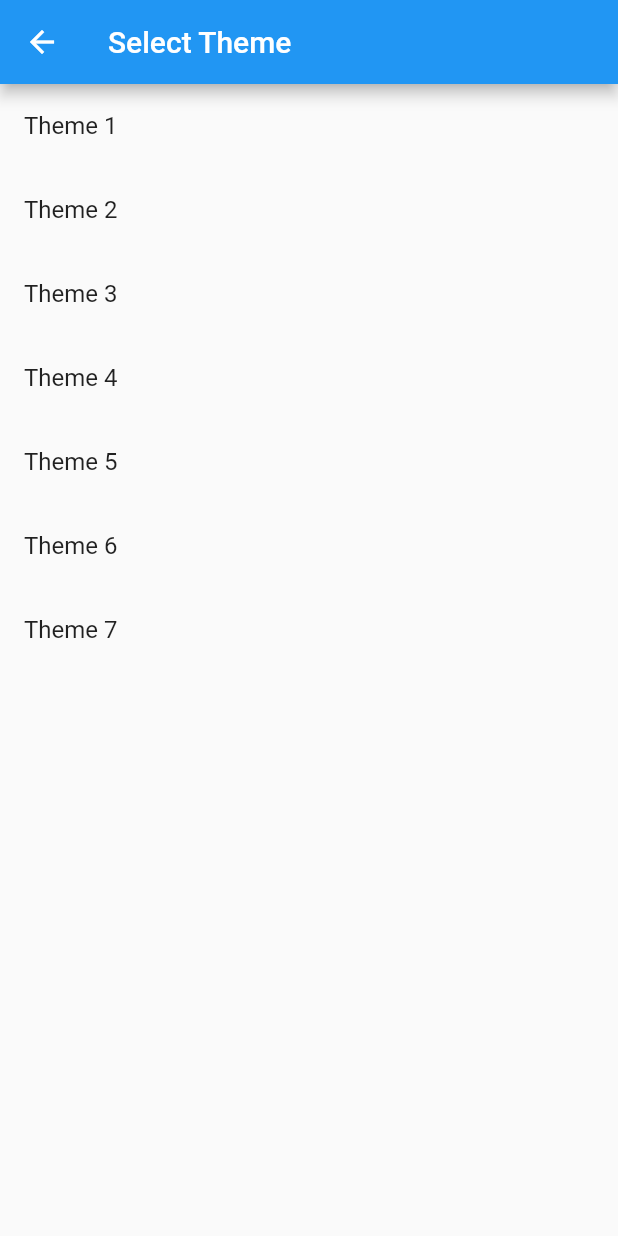
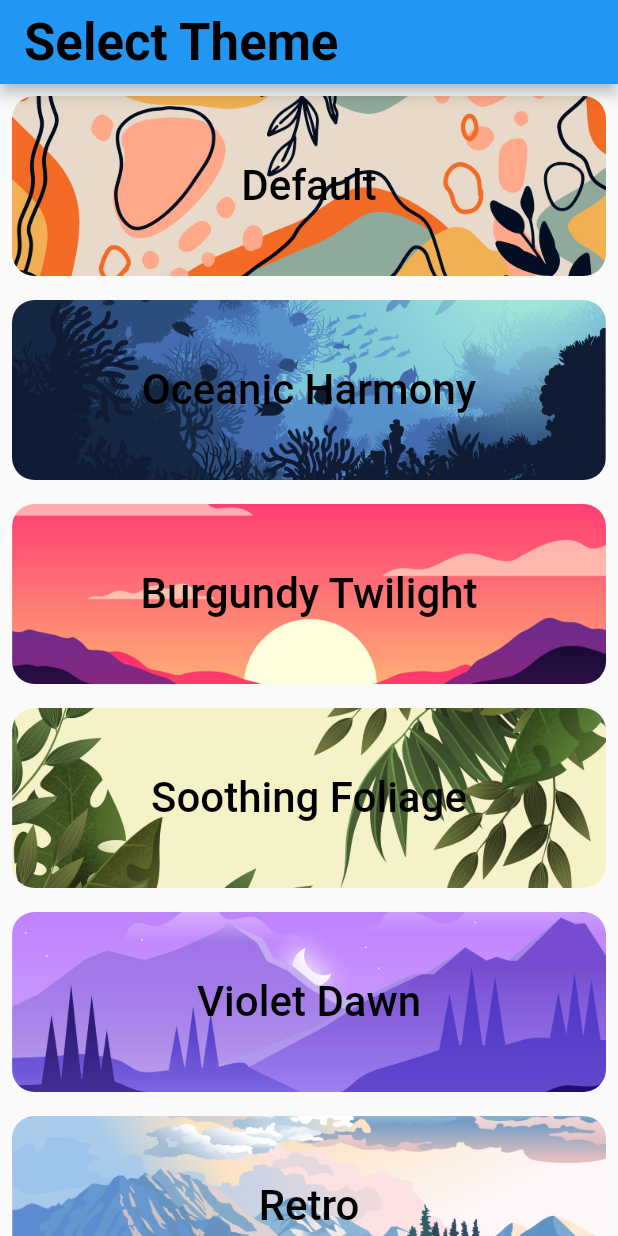
Before and after one commit to Pratiksha234/Colab_Care_Android, a Flutter app: the NoSuggestionsScreen screen opened directly, after a tap on "Go to Home", after a tap on the "brush" icon, on a phone screen of 412 x 824 dp. Run offline on Flutter 3.47's test engine with Material 2 defaults, Android fonts, the phone set to English and light mode, and no system bars; our stand-ins replace firebase_auth, firebase_core, firebase_database, firebase_storage, flutter_local_notifications, google_fonts and 4 more; accounts and stored records are empty; statements that could not run were skipped.

Commit message:
Themes Manager and Theme Update

```diff
--- a/colab_care/lib/controllers/Home_Screen/home_screen.dart
+++ b/colab_care/lib/controllers/Home_Screen/home_screen.dart
@@ -56,7 +56,7 @@ class _HomeScreenState extends State<HomeScreen> {
     return Scaffold(
       appBar: PreferredSize(
         preferredSize:
-            const Size.fromHeight(100.0), // Set your desired height here
+            const Size.fromHeight(80.0), // Set your desired height here
         child: AppBar(
           automaticallyImplyLeading: false,
           title: Row(
@@ -64,9 +64,9 @@ class _HomeScreenState extends State<HomeScreen> {
             children: [
               Padding(
                 padding: const EdgeInsets.only(
-                    top: 10.0,
+                    top: 30.0,
                     left: 20.0,
-                    bottom: 8.0), // Adjust padding as needed
+                    bottom: 0.0), // Adjust padding as needed
                 child: Align(
                   alignment: Alignment.bottomLeft,
                   child: Text(
@@ -77,9 +77,10 @@ class _HomeScreenState extends State<HomeScreen> {
               ),
               Padding(
                 padding:
-                    const EdgeInsets.only(top: 0.0, left: 20.0, bottom: 8.0),
+                    const EdgeInsets.only(top: 25.0, left: 20.0, bottom: 0.0),
                 child: IconButton(
                   icon: const Icon(Icons.account_circle),
+                  iconSize: 35,
                   onPressed: () {
                     Navigator.push(
                       context,
@@ -148,8 +149,9 @@ class _HomeScreenState extends State<HomeScreen> {
                   ),
                 ),
                 // Centered Daily Check-In button
-                Container(
-                  alignment: Alignment.center,
+                Center(
+                  child: Container(
+                    width: 250, // Set the width you desire
                     child: ElevatedButton(
                       style: ButtonStyle(
                         backgroundColor: MaterialStateProperty.all<Color>(
@@ -163,9 +165,26 @@ class _HomeScreenState extends State<HomeScreen> {
                               builder: (context) => const DailyCheckInForm()),
                         );
                       },
-                    child: Text(
+                      child: Row(
+                        mainAxisAlignment: MainAxisAlignment.center,
+                        children: [
+                          Icon(
+                            Icons.upload_outlined,
+                            color: Colors.white,
+                          ), // Add the upload icon here
+                          SizedBox(
+                              width:
+                                  8), // Add some spacing between the icon and text
+                          Text(
                             'Daily Check-In',
-                      style: theme.textFont,
+                            style: TextStyle(
+                              fontFamily: "TrebuchetMS",
+                              fontSize: 16,
+                              color: Colors.white,
+                            ),
+                          ),
+                        ],
+                      ),
                     ),
                   ),
                 ),
@@ -179,11 +198,13 @@ class _HomeScreenState extends State<HomeScreen> {
         onPressed: () {
           Navigator.push(
             context,
-            MaterialPageRoute(
-                builder: (context) => const ThemeSelectionScreen()),
+            MaterialPageRoute(builder: (context) => ThemeSelectionScreen()),
           );
         },
-        child: const Icon(Icons.brush),
+        child: const Icon(
+          Icons.brush,
+          color: Colors.white,
+        ),
       ),
       floatingActionButtonLocation: FloatingActionButtonLocation.endFloat,
     );
--- a/colab_care/lib/controllers/Home_Screen/medication.dart
+++ b/colab_care/lib/controllers/Home_Screen/medication.dart
@@ -1,126 +1,47 @@
-import 'package:colab_care/controllers/Themes/theme_manager.dart';
-import 'package:colab_care/shared_preferences.dart';
+import 'package:colab_care/controllers/Home_Screen/add_reminder.dart';
+import 'package:colab_care/controllers/Home_Screen/reminder_provider.dart';
 import 'package:flutter/material.dart';
 import 'package:provider/provider.dart';
+import 'package:colab_care/controllers/Themes/theme_manager.dart';
 
 class MedicationScreen extends StatelessWidget {
   const MedicationScreen({super.key});
 
   @override
   Widget build(BuildContext context) {
-    // Assuming getUserDataFromSharedPreferences is a Future function,
-    // you should not call it directly without awaiting it or handling it properly in a FutureBuilder or similar.
-    // For the purpose of this example, we are calling it directly, but in a real app, you should handle it asynchronously.
-    SharedPreferencesUtils.getUserDataFromSharedPreferences();
+    final remindersProvider = Provider.of<RemindersProvider>(context);
     final theme = Provider.of<ThemeNotifier>(context).currentTheme;
     return Scaffold(
       appBar: AppBar(
-        automaticallyImplyLeading: false,
-        title: const Padding(
-          padding: EdgeInsets.symmetric(horizontal: 20.0),
-          child: Text('Add Medicine'),
-        ),
-        backgroundColor: theme.tabBarBackgroundColor,
-        titleTextStyle: const TextStyle(
-          color: Colors.white,
-          fontSize: 28,
-        ),
-        centerTitle: false,
-        titleSpacing: 0,
-        actions: [
-          IconButton(
-            icon: const Icon(Icons.check),
-            onPressed: () {
-              // TODO: Implement save functionality
-            },
-          ),
-        ],
+        title: const Text('Reminders'),
       ),
-      body:
-          const AddMedicineForm(), // AddMedicineForm is a StatefulWidget that contains the form
+      body: ListView.builder(
+        itemCount: remindersProvider.reminders.length,
+        itemBuilder: (context, index) {
+          final reminder = remindersProvider.reminders[index];
+          return ListTile(
+            title: Text(reminder.name),
+            subtitle: Text(reminder.dosage),
+            trailing: IconButton(
+              icon: const Icon(Icons.delete),
+              onPressed: () {
+                remindersProvider.deleteReminder(reminder);
+              },
+            ),
+          );
+        },
+      ),
+      floatingActionButton: FloatingActionButton(
+        onPressed: () {
+          Navigator.push(
+            context,
+            MaterialPageRoute(
+              builder: (context) => AddReminderScreen(),
+            ),
+          );
+        },
+        child: const Icon(Icons.add),
+      ),
     );
   }
 }
-
-class AddMedicineForm extends StatefulWidget {
-  const AddMedicineForm({super.key});
-
-  @override
-  _AddMedicineFormState createState() => _AddMedicineFormState();
-}
-
-class _AddMedicineFormState extends State<AddMedicineForm> {
-  TimeOfDay selectedTime = TimeOfDay.now();
-  bool isDaily = false;
-  String medicineType = 'Pill';
-
-  Future<void> _selectTime(BuildContext context) async {
-    final TimeOfDay? pickedTime = await showTimePicker(
-      context: context,
-      initialTime: selectedTime,
-    );
-    if (pickedTime != null && pickedTime != selectedTime) {
-      setState(() {
-        selectedTime = pickedTime;
-      });
-    }
-  }
-
-  @override
-  Widget build(BuildContext context) {
-    return ListView(
-      padding: const EdgeInsets.all(16.0),
-      children: [
-        TextFormField(
-          decoration: const InputDecoration(
-            labelText: "What's the medicine name?",
-            border: OutlineInputBorder(),
-          ),
-        ),
-        const SizedBox(height: 16.0),
-        TextFormField(
-          decoration: const InputDecoration(
-            labelText: 'Add Dosage',
-            border: OutlineInputBorder(),
-          ),
-        ),
-        const SizedBox(height: 16.0),
-        ListTile(
-          title: const Text('When do you take it?'),
-          subtitle: Text(selectedTime.format(context)),
-          onTap: () => _selectTime(context),
-        ),
-        SwitchListTile(
-          title: const Text('Is this a daily prescription?'),
-          value: isDaily,
-          onChanged: (bool value) {
-            setState(() {
-              isDaily = value;
-            });
-          },
-        ),
-        const SizedBox(height: 16.0),
-        const Text(
-          'Select type of medicine',
-          style: TextStyle(fontWeight: FontWeight.bold),
-        ),
-        Wrap(
-          spacing: 8.0,
-          children: ['Pill', 'Tablet', 'Syrup', 'Vitamin']
-              .map((type) => ChoiceChip(
-                    label: Text(type),
-                    selected: medicineType == type,
-                    onSelected: (bool selected) {
-                      setState(() {
-                        if (selected) {
-                          medicineType = type;
-                        }
-                      });
-                    },
-                  ))
-              .toList(),
-        ),
-      ],
-    );
-  }
-}
--- a/colab_care/lib/controllers/Login-Registration/signin_screen.dart
+++ b/colab_care/lib/controllers/Login-Registration/signin_screen.dart
@@ -1,16 +1,13 @@
 import 'dart:async';
 import 'package:colab_care/Shared_preferences.dart';
-import 'package:colab_care/controllers/Home_Screen/home_screen.dart';
 import 'package:colab_care/controllers/Home_Screen/tab_bar.dart';
 import 'package:colab_care/controllers/Login-Registration/reset_password.dart';
 import 'package:colab_care/controllers/Login-Registration/signup_screen.dart';
 import 'package:colab_care/database_access.dart';
 import 'package:firebase_auth/firebase_auth.dart';
 import 'package:colab_care/views/reusable_widgets.dart';
-import 'package:firebase_database/firebase_database.dart';
 import 'package:flutter/material.dart';
 import 'package:google_fonts/google_fonts.dart';
-import 'package:colab_care/models/user_model.dart' as user_model;
 
 class SignInScreen extends StatefulWidget {
   const SignInScreen({Key? key}) : super(key: key);
@@ -128,7 +125,9 @@ class _SignInScreenState extends State<SignInScreen> {
   @override
   Widget build(BuildContext context) {
     return Scaffold(
-      body: Container(
+      extendBodyBehindAppBar: false,
+      body: SafeArea(
+        child: Container(
           width: MediaQuery.of(context).size.width,
           height: MediaQuery.of(context).size.height,
           decoration: BoxDecoration(
@@ -172,8 +171,9 @@ class _SignInScreenState extends State<SignInScreen> {
                   forgetPassword(context),
                   firebaseUIButton(context, "Sign In", () async {
                     try {
-                    UserCredential userCredential =
-                        await FirebaseAuth.instance.signInWithEmailAndPassword(
+                      UserCredential userCredential = await FirebaseAuth
+                          .instance
+                          .signInWithEmailAndPassword(
                         email: _emailTextController.text,
                         password: _passwordTextController.text,
                       );
@@ -184,9 +184,11 @@ class _SignInScreenState extends State<SignInScreen> {
                             await DatabaseUtils.getFirstNameFromDatabase(uid!);
 
                         if (firstName != null) {
-                        SharedPreferencesUtils.saveUserDataToSharedPreferences(
+                          SharedPreferencesUtils
+                              .saveUserDataToSharedPreferences(
                                   _emailTextController.text, firstName);
 
+                          // ignore: use_build_context_synchronously
                           Navigator.push(
                             context,
                             MaterialPageRoute(
@@ -215,6 +217,7 @@ class _SignInScreenState extends State<SignInScreen> {
                     height: 60,
                   ),
                 ],
+              ),
             ),
           ),
         ),
--- a/colab_care/lib/controllers/Themes/theme_controller.dart
+++ b/colab_care/lib/controllers/Themes/theme_controller.dart
@@ -1,29 +1,92 @@
+import 'package:flutter/material.dart';
+import 'package:provider/provider.dart';
 import 'package:colab_care/controllers/Themes/theme_manager.dart';
 import 'package:colab_care/controllers/Themes/themes.dart';
-import 'package:flutter/material.dart';
-import 'package:provider/provider.dart';
 
 class ThemeSelectionScreen extends StatelessWidget {
-  const ThemeSelectionScreen({super.key});
+  ThemeSelectionScreen({Key? key});
+  final List<Map<String, dynamic>> themesData = [
+    {
+      'name': 'Default',
+      'imageAsset': 'assets/default.jpg', // Replace with your image asset path
+    },
+    {
+      'name': 'Oceanic Harmony',
+      'imageAsset': 'assets/oceanic.jpg', // Replace with your image asset path
+    },
+    {
+      'name': 'Burgundy Twilight',
+      'imageAsset': 'assets/burgundy.jpg', // Replace with your image asset path
+    },
+    {
+      'name': 'Soothing Foliage',
+      'imageAsset': 'assets/green.jpg', // Replace with your image asset path
+    },
+    {
+      'name': 'Violet Dawn',
+      'imageAsset': 'assets/purple.jpg', // Replace with your image asset path
+    },
+    {
+      'name': 'Retro',
+      'imageAsset': 'assets/retro.jpg', // Replace with your image asset path
+    },
+    {
+      'name': 'Soft Sands',
+      'imageAsset':
+          'assets/softsands.jpg', // Replace with your image asset path
+    },
+  ];
 
   @override
   Widget build(BuildContext context) {
+    final theme = Provider.of<ThemeNotifier>(context).currentTheme;
+
     return Scaffold(
       appBar: AppBar(
-        title: const Text('Select Theme'),
+        automaticallyImplyLeading: false,
+        title: Text(
+          'Select Theme',
+          style: theme.navbarFont,
+        ),
       ),
-      body: ListView(
-        children: List.generate(7, (index) {
-          return ListTile(
-            title: Text('Theme ${index + 1}'),
+      body: ListView.builder(
+        itemCount: themesData.length, // Total number of themes
+        itemBuilder: (context, index) {
+          final themeData = themesData[index];
+          final themeName = themeData['name'];
+          final imageAsset = themeData['imageAsset'];
+
+          final theme = getThemeByIndex(index);
+
+          return GestureDetector(
             onTap: () {
               final themeNotifier =
                   Provider.of<ThemeNotifier>(context, listen: false);
-              themeNotifier.currentTheme = getThemeByIndex(index);
+              themeNotifier.currentTheme = theme;
               Navigator.pop(context);
             },
+            child: Container(
+              height: 120.0,
+              margin: const EdgeInsets.all(8.0),
+              decoration: BoxDecoration(
+                borderRadius: BorderRadius.circular(15.0),
+                image: DecorationImage(
+                  image: AssetImage(imageAsset),
+                  fit: BoxFit.cover,
+                ),
+              ),
+              alignment: Alignment.center,
+              child: Text(
+                themeName,
+                style: const TextStyle(
+                  color: Colors.black,
+                  fontSize: 28,
+                  fontWeight: FontWeight.w500,
+                ),
+              ),
+            ),
           );
-        }),
+        },
       ),
     );
   }
@@ -36,6 +99,14 @@ class ThemeSelectionScreen extends StatelessWidget {
         return OceanicHarmonyTheme();
       case 2:
         return BurgundyTwilightTheme();
+      case 3:
+        return SoothingFoliageTheme();
+      case 4:
+        return VioletDawnTheme();
+      case 5:
+        return RetroTheme();
+      case 6:
+        return SoftSandsTheme();
       default:
         return DefaultTheme();
     }
--- a/colab_care/lib/controllers/Themes/themes.dart
+++ b/colab_care/lib/controllers/Themes/themes.dart
@@ -51,7 +51,7 @@ class DefaultTheme extends ThemeProtocol {
           backgroundGradientStart: const Color(0xFFFAF1E4),
           backgroundGradientStop: const Color(0xFFFAF1E4),
           borderColor: Colors.black,
-          buttonTintColor: const Color.fromARGB(255, 238, 238, 238),
+          buttonTintColor: Colors.black,
           tabBarBackgroundColor: Colors.black,
           tabBarSelectedItemColor: Colors.white,
           tabBarUnselectedItemColor: Colors.grey,
@@ -63,7 +63,7 @@ class DefaultTheme extends ThemeProtocol {
           captionFont:
               const TextStyle(fontSize: 14, fontWeight: FontWeight.w100),
           headerFont: const TextStyle(
-              fontSize: 18, fontWeight: FontWeight.w500, color: Colors.black),
+              fontSize: 20, fontWeight: FontWeight.w500, color: Colors.black),
           backgroundColor: Colors.white,
           backgroundImage: "assets/default.jpg",
         );
@@ -96,7 +96,7 @@ class OceanicHarmonyTheme extends ThemeProtocol {
           ),
           headerFont: const TextStyle(
             fontFamily: "Avenir-Medium",
-            fontSize: 18,
+            fontSize: 20,
             color: Color.fromRGBO(14, 131, 136, 1),
           ),
           backgroundColor: const Color.fromARGB(255, 161, 192, 189),
@@ -107,32 +107,165 @@ class OceanicHarmonyTheme extends ThemeProtocol {
 class BurgundyTwilightTheme extends ThemeProtocol {
   BurgundyTwilightTheme()
       : super(
-          backgroundGradientStart: const Color(0xFFE7CBCB),
-          backgroundGradientStop: const Color(0xFFE7CBCB),
-          borderColor: const Color.fromRGBO(71, 223, 221, 1),
-          buttonTintColor: const Color.fromARGB(255, 123, 153, 201),
-          tabBarBackgroundColor: const Color.fromRGBO(07, 42, 48, 1.00),
+          backgroundGradientStart: const Color.fromRGBO(231, 204, 204, 1),
+          backgroundGradientStop: const Color.fromRGBO(207, 181, 166, 1),
+          borderColor: Color.fromARGB(255, 188, 160, 167),
+          buttonTintColor: const Color.fromARGB(255, 153, 97, 123),
+          tabBarBackgroundColor: const Color.fromARGB(255, 100, 56, 66),
           tabBarSelectedItemColor: Colors.white,
-          tabBarUnselectedItemColor: const Color.fromRGBO(195, 182, 132, 1),
-          headerColor: const Color.fromRGBO(198, 212, 215, 1),
-          textColor: const Color.fromRGBO(07, 42, 48, 1.00),
+          tabBarUnselectedItemColor: Colors.grey.shade400,
+          headerColor: const Color.fromRGBO(153, 97, 123, 1),
+          textColor: const Color.fromRGBO(153, 97, 123, 1),
           navbarFont: const TextStyle(
-            fontFamily: "Avenir-Heavy",
+            fontFamily: "HelveticaNeue-CondensedBold",
             fontSize: 34,
           ),
           textFont: const TextStyle(
-            fontFamily: "Avenir-Light",
+            fontFamily: "HelveticaNeue-Light",
             fontSize: 16,
           ),
           captionFont: const TextStyle(
-            fontFamily: "Avenir-Light",
+            fontFamily: "HelveticaNeue-Light",
             fontSize: 14,
           ),
           headerFont: const TextStyle(
-            fontFamily: "Avenir-Medium",
-            fontSize: 18,
+            fontFamily: "HelveticaNeue",
+            fontSize: 20,
+            color: Color.fromARGB(255, 100, 56, 66),
           ),
-          backgroundColor: const Color.fromRGBO(76, 87, 86, 1.00),
+          backgroundColor: const Color.fromRGBO(231, 204, 204, 1),
           backgroundImage: "assets/burgundy.jpg",
         );
 }
+
+class SoothingFoliageTheme extends ThemeProtocol {
+  SoothingFoliageTheme()
+      : super(
+          backgroundGradientStart: const Color.fromRGBO(238, 242, 214, 1),
+          backgroundGradientStop: const Color.fromRGBO(173, 204, 177, 1),
+          borderColor: const Color.fromRGBO(64, 82, 59, 1),
+          buttonTintColor: const Color.fromRGBO(98, 153, 102, 1),
+          tabBarBackgroundColor: const Color.fromRGBO(64, 82, 59, 1),
+          tabBarSelectedItemColor: const Color.fromRGBO(238, 242, 214, 1),
+          tabBarUnselectedItemColor: const Color.fromRGBO(158, 191, 140, 1),
+          headerColor: const Color.fromRGBO(64, 82, 59, 1),
+          textColor: const Color.fromRGBO(98, 153, 102, 1),
+          navbarFont: const TextStyle(
+            fontFamily: "AvenirNext-Bold",
+            fontSize: 34,
+          ),
+          textFont: const TextStyle(
+            fontFamily: "AvenirNext-Regular",
+            fontSize: 16,
+          ),
+          captionFont: const TextStyle(
+            fontFamily: "AvenirNext-Regular",
+            fontSize: 14,
+          ),
+          headerFont: const TextStyle(
+            fontFamily: "AvenirNext-DemiBold",
+            fontSize: 20,
+          ),
+          backgroundColor: const Color.fromRGBO(238, 242, 214, 1),
+          backgroundImage: "assets/green.jpg",
+        );
+}
+
+class VioletDawnTheme extends ThemeProtocol {
+  VioletDawnTheme()
+      : super(
+          backgroundGradientStart: const Color.fromRGBO(222, 212, 242, 1),
+          backgroundGradientStop: const Color.fromRGBO(223, 215, 242, 1),
+          borderColor: const Color.fromRGBO(100, 92, 186, 1),
+          buttonTintColor: const Color.fromRGBO(162, 132, 219, 1),
+          tabBarBackgroundColor: const Color.fromRGBO(100, 92, 186, 1),
+          tabBarSelectedItemColor: Colors.white,
+          tabBarUnselectedItemColor: const Color.fromRGBO(192, 171, 228, 1),
+          headerColor: Color.fromARGB(255, 29, 29, 32),
+          textColor: const Color.fromRGBO(100, 92, 186, 1),
+          navbarFont: const TextStyle(
+            fontFamily: "Verdana-Bold",
+            fontSize: 30,
+          ),
+          textFont: const TextStyle(
+            fontFamily: "Verdana",
+            fontSize: 14,
+          ),
+          captionFont: const TextStyle(
+            fontFamily: "Verdana",
+            fontSize: 12,
+          ),
+          headerFont: const TextStyle(
+            fontFamily: "Verdana-Bold",
+            fontSize: 20,
+          ),
+          backgroundColor: const Color.fromRGBO(207, 194, 238, 1),
+          backgroundImage: "assets/purple.jpg",
+        );
+}
+
+class RetroTheme extends ThemeProtocol {
+  RetroTheme()
+      : super(
+          backgroundGradientStart: const Color.fromRGBO(204, 214, 197, 1),
+          backgroundGradientStop: const Color.fromRGBO(204, 214, 197, 1),
+          borderColor: const Color.fromRGBO(125, 151, 172, 1),
+          buttonTintColor: const Color.fromRGBO(125, 151, 172, 1),
+          tabBarBackgroundColor: const Color.fromRGBO(125, 151, 172, 1),
+          tabBarSelectedItemColor: Colors.white,
+          tabBarUnselectedItemColor: const Color.fromRGBO(238, 199, 176, 1),
+          headerColor: const Color.fromRGBO(84, 113, 131, 1),
+          textColor: const Color.fromRGBO(84, 113, 131, 1),
+          navbarFont: const TextStyle(
+            fontSize: 34,
+            fontWeight: FontWeight.bold,
+          ),
+          textFont: const TextStyle(
+            fontSize: 16,
+            fontWeight: FontWeight.w100,
+          ),
+          captionFont: const TextStyle(
+            fontSize: 14,
+            fontWeight: FontWeight.w100,
+          ),
+          headerFont: const TextStyle(
+            fontSize: 20,
+            fontWeight: FontWeight.w500,
+          ),
+          backgroundColor: const Color.fromRGBO(194, 194, 194, 1),
+          backgroundImage: "assets/retro.jpg",
+        );
+}
+
+class SoftSandsTheme extends ThemeProtocol {
+  SoftSandsTheme()
+      : super(
+          backgroundGradientStart: const Color.fromRGBO(250, 250, 232, 1),
+          backgroundGradientStop: const Color.fromRGBO(239, 205, 182, 1),
+          borderColor: const Color.fromRGBO(252, 112, 122, 1),
+          buttonTintColor: const Color.fromRGBO(252, 112, 122, 1),
+          tabBarBackgroundColor: const Color.fromRGBO(252, 112, 122, 1),
+          tabBarSelectedItemColor: const Color.fromRGBO(240, 238, 213, 1),
+          tabBarUnselectedItemColor: const Color.fromRGBO(250, 250, 232, 1),
+          headerColor: const Color.fromRGBO(252, 112, 122, 1),
+          textColor: const Color.fromRGBO(252, 112, 122, 1),
+          navbarFont: const TextStyle(
+            fontFamily: "TrebuchetMS-Bold",
+            fontSize: 34,
+          ),
+          textFont: const TextStyle(
+            fontFamily: "TrebuchetMS",
+            fontSize: 16,
+          ),
+          captionFont: const TextStyle(
+            fontFamily: "TrebuchetMS",
+            fontSize: 14,
+          ),
+          headerFont: const TextStyle(
+            fontFamily: "TrebuchetMS-Bold",
+            fontSize: 20,
+          ),
+          backgroundColor: const Color.fromRGBO(250, 250, 232, 1),
+          backgroundImage: "assets/softsands.jpg",
+        );
+}
--- a/colab_care/pubspec.yaml
+++ b/colab_care/pubspec.yaml
@@ -47,6 +47,8 @@ dependencies:
   flutter_svg: ^2.0.7
   intl: ^0.18.1
   provider: ^6.1.1
+  realm: ^1.6.1
+  flutter_local_notifications: ^16.3.0
 
 dev_dependencies:
   flutter_test:
```
Also changed, not shown: colab_care/lib/controllers/Home_Screen/add_reminder.dart (added, +108 -0 lines), colab_care/lib/controllers/Home_Screen/daily_checkin.dart (+20 -8 lines), colab_care/lib/controllers/Home_Screen/profile_screen.dart (+12 -7 lines), colab_care/lib/controllers/Home_Screen/reminder_provider.dart (added, +19 -0 lines), colab_care/lib/main.dart (+41 -8 lines), colab_care/lib/models/realm_model.dart (added, +20 -0 lines), 5 other files. Lines whose indentation alone changed are shown as unchanged.
